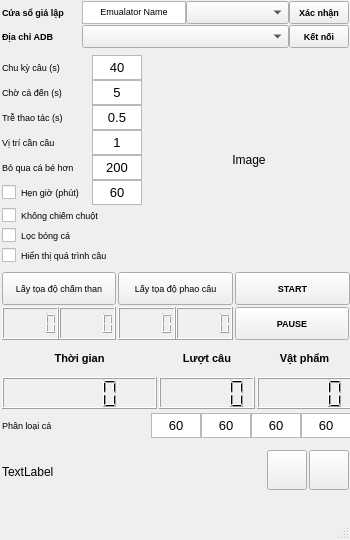
Before: the Qt Designer form qt_designer/UiMainWindow.ui in hung-hust-97/NTH-Auto-Game, drawn with Qt 5.
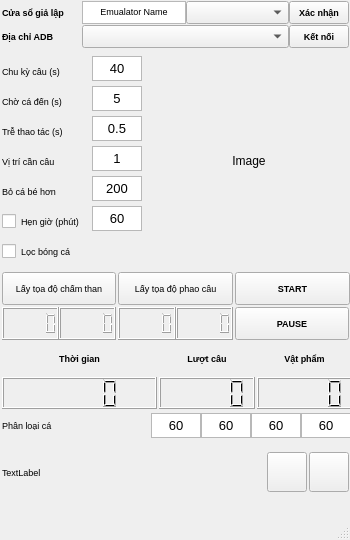
After: the same form once the commit is applied.

What changed in the file:
```diff
--- a/qt_designer/UiMainWindow.ui
+++ b/qt_designer/UiMainWindow.ui
@@ -32,7 +32,7 @@
       <x>0</x>
       <y>440</y>
       <width>351</width>
-      <height>61</height>
+      <height>64</height>
      </rect>
     </property>
     <layout class="QHBoxLayout" name="row6">
@@ -71,6 +71,11 @@
          <height>60</height>
         </size>
        </property>
+       <property name="font">
+        <font>
+         <pointsize>7</pointsize>
+        </font>
+       </property>
        <property name="text">
         <string>TextLabel</string>
        </property>
@@ -191,7 +196,7 @@
        </property>
        <property name="font">
         <font>
-         <pointsize>8</pointsize>
+         <pointsize>7</pointsize>
          <weight>75</weight>
          <bold>true</bold>
         </font>
@@ -214,7 +219,7 @@
        </property>
        <property name="font">
         <font>
-         <pointsize>8</pointsize>
+         <pointsize>7</pointsize>
          <weight>75</weight>
          <bold>true</bold>
         </font>
@@ -237,7 +242,7 @@
        </property>
        <property name="font">
         <font>
-         <pointsize>8</pointsize>
+         <pointsize>7</pointsize>
          <weight>75</weight>
          <bold>true</bold>
         </font>
@@ -360,7 +365,7 @@
       <x>0</x>
       <y>50</y>
       <width>351</width>
-      <height>220</height>
+      <height>223</height>
      </rect>
     </property>
     <layout class="QGridLayout" name="row2" rowstretch="0" columnstretch="0">
@@ -429,13 +434,13 @@
              <property name="minimumSize">
               <size>
                <width>90</width>
-               <height>25</height>
+               <height>30</height>
               </size>
              </property>
              <property name="maximumSize">
               <size>
                <width>999</width>
-               <height>25</height>
+               <height>30</height>
               </size>
              </property>
              <property name="font">
@@ -495,13 +500,13 @@
              <property name="minimumSize">
               <size>
                <width>80</width>
-               <height>25</height>
+               <height>30</height>
               </size>
              </property>
              <property name="maximumSize">
               <size>
                <width>999</width>
-               <height>25</height>
+               <height>30</height>
               </size>
              </property>
              <property name="font">
@@ -561,13 +566,13 @@
              <property name="minimumSize">
               <size>
                <width>80</width>
-               <height>25</height>
+               <height>30</height>
               </size>
              </property>
              <property name="maximumSize">
               <size>
                <width>999</width>
-               <height>25</height>
+               <height>30</height>
               </size>
              </property>
              <property name="font">
@@ -625,13 +630,13 @@
              <property name="minimumSize">
               <size>
                <width>80</width>
-               <height>25</height>
+               <height>30</height>
               </size>
              </property>
              <property name="maximumSize">
               <size>
                <width>999</width>
-               <height>25</height>
+               <height>30</height>
               </size>
              </property>
              <property name="font">
@@ -691,13 +696,13 @@
              <property name="minimumSize">
               <size>
                <width>80</width>
-               <height>25</height>
+               <height>30</height>
               </size>
              </property>
              <property name="maximumSize">
               <size>
                <width>999</width>
-               <height>25</height>
+               <height>30</height>
               </size>
              </property>
              <property name="font">
@@ -706,7 +711,7 @@
               </font>
              </property>
              <property name="text">
-              <string>Bỏ qua cá bé hơn</string>
+              <string>Bỏ cá bé hơn</string>
              </property>
             </widget>
            </item>
@@ -761,13 +766,13 @@
              <property name="minimumSize">
               <size>
                <width>90</width>
-               <height>25</height>
+               <height>30</height>
               </size>
              </property>
              <property name="maximumSize">
               <size>
                <width>90</width>
-               <height>25</height>
+               <height>30</height>
               </size>
              </property>
              <property name="font">
@@ -827,48 +832,18 @@
            <property name="spacing">
             <number>0</number>
            </property>
-           <item>
-            <widget class="QCheckBox" name="cbFreeMouse">
-             <property name="minimumSize">
-              <size>
-               <width>0</width>
-               <height>20</height>
-              </size>
-             </property>
-             <property name="maximumSize">
-              <size>
-               <width>999</width>
-               <height>20</height>
-              </size>
-             </property>
-             <property name="sizeIncrement">
-              <size>
-               <width>0</width>
-               <height>0</height>
-              </size>
-             </property>
-             <property name="font">
-              <font>
-               <pointsize>7</pointsize>
-              </font>
-             </property>
-             <property name="text">
-              <string>Không chiếm chuột</string>
-             </property>
-            </widget>
-           </item>
            <item>
             <widget class="QCheckBox" name="cbFishDetection">
              <property name="minimumSize">
               <size>
                <width>80</width>
-               <height>20</height>
+               <height>30</height>
               </size>
              </property>
              <property name="maximumSize">
               <size>
                <width>9999</width>
-               <height>20</height>
+               <height>30</height>
               </size>
              </property>
              <property name="font">
@@ -881,30 +856,6 @@
              </property>
             </widget>
            </item>
-           <item>
-            <widget class="QCheckBox" name="cbShowFish">
-             <property name="minimumSize">
-              <size>
-               <width>80</width>
-               <height>20</height>
-              </size>
-             </property>
-             <property name="maximumSize">
-              <size>
-               <width>9999</width>
-               <height>20</height>
-              </size>
-             </property>
-             <property name="font">
-              <font>
-               <pointsize>7</pointsize>
-              </font>
-             </property>
-             <property name="text">
-              <string>Hiển thị quá trình câu</string>
-             </property>
-            </widget>
-           </item>
           </layout>
          </item>
         </layout>
```
Left out of the diff: 42 changed lines with no effect on the pictures.
